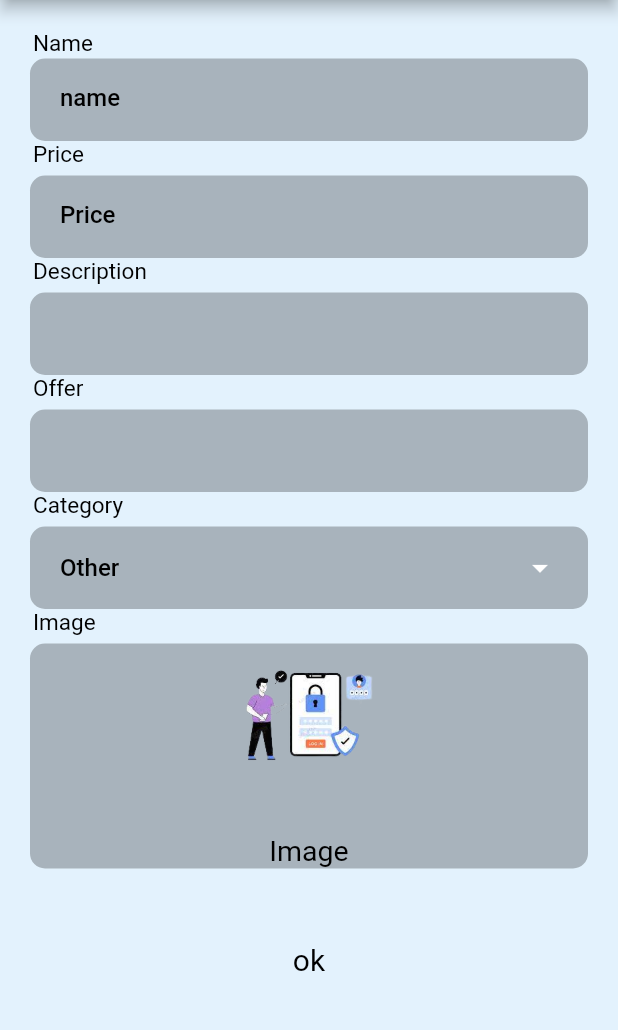
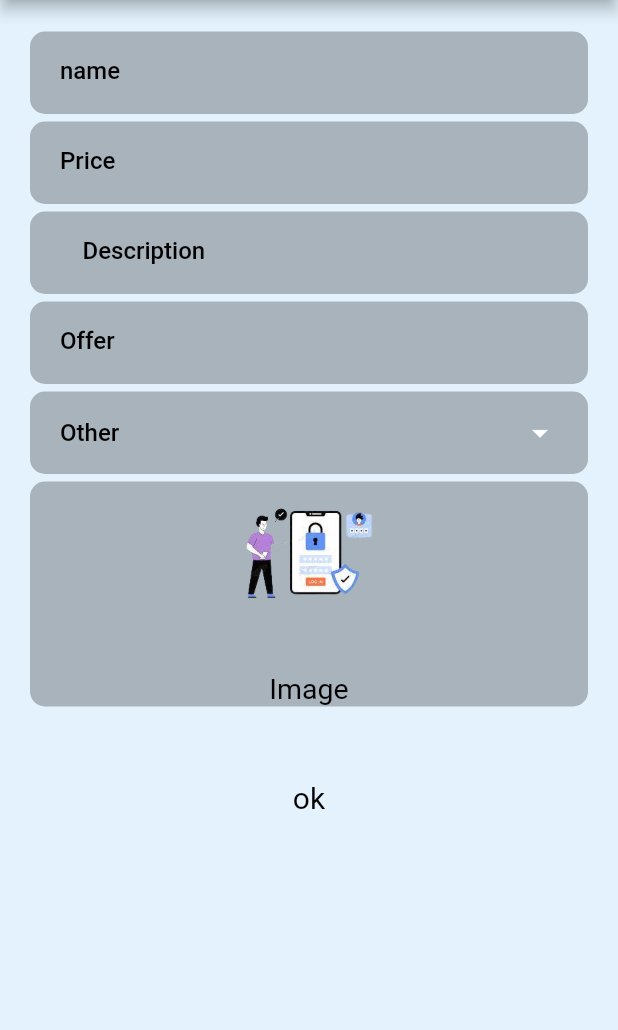
Before and after one commit to jenil82/firebaseapp_1, a Flutter app: the InsertScreen screen opened by its route, on a phone screen of 412 x 824 dp, the part 84-1114 px from its top. Run offline on Flutter 3.47's test engine with Material 2 defaults, Android fonts, the phone set to English and light mode, and no system bars; our stand-ins replace awesome_snackbar_content, cloud_firestore, firebase_auth, firebase_core, get, google_fonts and 2 more; accounts and stored records are empty; network calls fail.

Commit message:
1111111234567

```diff
--- a/lib/screen/home/view/Screen.dart
+++ b/lib/screen/home/view/Screen.dart
@@ -57,7 +57,7 @@ class _HomeScreenState extends State<HomeScreen> {
             ),
           ],
         ),
-        backgroundColor: Colors.blue.shade50,
+        backgroundColor: Colors.blue.shade100,
         body: Column(
           children: [
             Expanded(
--- a/lib/screen/insert/insert_Screen.dart
+++ b/lib/screen/insert/insert_Screen.dart
@@ -47,18 +47,6 @@ class _InsertScreenState extends State<InsertScreen> {
             child: Column(
               crossAxisAlignment: CrossAxisAlignment.start,
               children: [
-                Padding(
-                  padding: EdgeInsets.only(
-                    left: 2,
-                  ),
-                  child: Text(
-                    "Name",
-                    style:TextStyle(
-                      fontSize: 15,
-                      color: Colors.black,
-                    ),
-                  ),
-                ),
                 SizedBox(
                   height: 1,
                 ),
@@ -97,18 +85,6 @@ class _InsertScreenState extends State<InsertScreen> {
                           ),
                         ),
                       ],
-                    ),
-                  ),
-                ),
-                Padding(
-                  padding: EdgeInsets.only(
-                    left: 2,
-                  ),
-                  child: Text(
-                    "Price",
-                    style: TextStyle(
-                      fontSize: 15,
-                      color: Colors.black,
                     ),
                   ),
                 ),
@@ -153,18 +129,6 @@ class _InsertScreenState extends State<InsertScreen> {
                     ),
                   ),
                 ),
-                Padding(
-                  padding: EdgeInsets.only(
-                    left: 2,
-                  ),
-                  child: Text(
-                    "Description",
-                    style: TextStyle(
-                      fontSize: 15,
-                      color: Colors.black,
-                    ),
-                  ),
-                ),
                 SizedBox(
                   height: 5,
                 ),
@@ -196,7 +160,7 @@ class _InsertScreenState extends State<InsertScreen> {
                               fontWeight: FontWeight.w500,
                             ),
                             decoration: InputDecoration(
-                              hintText: "",
+                              hintText: "Description",
                               hintStyle: TextStyle(
                                 color: Colors.black,
                                 fontWeight: FontWeight.w500,
@@ -206,18 +170,6 @@ class _InsertScreenState extends State<InsertScreen> {
                           ),
                         ),
                       ],
-                    ),
-                  ),
-                ),
-                Padding(
-                  padding: EdgeInsets.only(
-                    left: 2,
-                  ),
-                  child: Text(
-                    "Offer",
-                    style: TextStyle(
-                      fontSize: 15,
-                      color: Colors.black,
                     ),
                   ),
                 ),
@@ -249,9 +201,9 @@ class _InsertScreenState extends State<InsertScreen> {
                               fontWeight: FontWeight.w500,
                             ),
                             decoration: InputDecoration(
-                              hintText: "",
+                              hintText: "Offer",
                               hintStyle: TextStyle(
-                                color: Colors.white,
+                                color: Colors.black,
                                 fontWeight: FontWeight.w500,
                               ),
                               border: InputBorder.none,
@@ -259,19 +211,6 @@ class _InsertScreenState extends State<InsertScreen> {
                           ),
                         ),
                       ],
-                    ),
-                  ),
-                ),
-
-                Padding(
-                  padding: EdgeInsets.only(
-                    left: 2,
-                  ),
-                  child: Text(
-                    "Category",
-                    style: TextStyle(
-                      fontSize: 15,
-                      color: Colors.black,
                     ),
                   ),
                 ),
@@ -328,19 +267,6 @@ class _InsertScreenState extends State<InsertScreen> {
                         width: 20,
                       ),
                     ],
-                  ),
-                ),
-
-                Padding(
-                  padding: EdgeInsets.only(
-                    left: 2,
-                  ),
-                  child: Text(
-                    "Image",
-                    style: TextStyle(
-                      fontSize: 15,
-                      color: Colors.black,
-                    ),
                   ),
                 ),
                 SizedBox(
--- a/lib/screen/signin/signin_Screen.dart
+++ b/lib/screen/signin/signin_Screen.dart
@@ -18,7 +18,7 @@ class _SigninScreenState extends State<SigninScreen> {
 
   Widget build(BuildContext context) {
     return Scaffold(
-      backgroundColor: Colors.blue.shade50,
+      backgroundColor: Colors.blue.shade100,
       body: SingleChildScrollView(
         child: Stack(
           children: [
--- a/lib/screen/splash/sp_screen.dart
+++ b/lib/screen/splash/sp_screen.dart
@@ -31,7 +31,7 @@ class _SplashScreenState extends State<SplashScreen> {
     );
     return SafeArea(
       child: Scaffold(
-        backgroundColor: Colors.white,
+        backgroundColor: Colors.blue.shade100,
         body: Stack(
           children: [
             Center(
```
Also changed, not shown: lib/screen/updete/updeate_screen.dart (+10 -97 lines).
